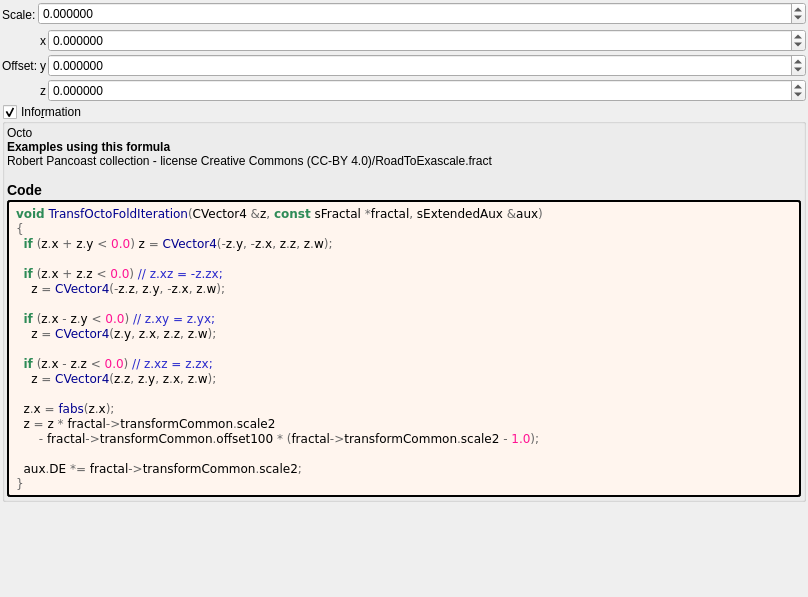
Before: the Qt Designer form mandelbulber2/formula/ui/transf_octo_fold.ui in buddhi1980/mandelbulber2, drawn with Qt 5.
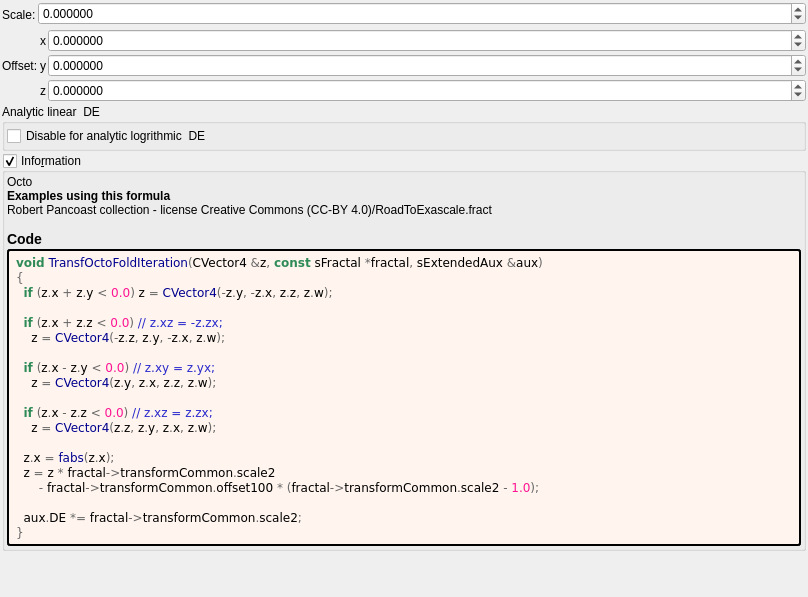
After: the same form once the commit is applied. Custom widgets are drawn as their Qt base class.

Diff of the .ui file:
```diff
--- a/mandelbulber2/formula/ui/transf_octo_fold.ui
+++ b/mandelbulber2/formula/ui/transf_octo_fold.ui
@@ -190,6 +190,34 @@
      </item>
     </layout>
    </item>
+   <item>
+    <widget class="QGroupBox" name="groupBox_4">
+     <property name="title">
+      <string>Analytic linear  DE</string>
+     </property>
+     <layout class="QVBoxLayout" name="verticalLayout_8">
+      <property name="leftMargin">
+       <number>2</number>
+      </property>
+      <property name="topMargin">
+       <number>2</number>
+      </property>
+      <property name="rightMargin">
+       <number>2</number>
+      </property>
+      <property name="bottomMargin">
+       <number>2</number>
+      </property>
+      <item>
+       <widget class="QCheckBox" name="checkBox_analyticDE_enabled">
+        <property name="text">
+         <string>Disable for analytic logrithmic  DE</string>
+        </property>
+       </widget>
+      </item>
+     </layout>
+    </widget>
+   </item>
    <item>
     <widget class="MyGroupBox" name="groupCheck_info">
      <property name="title">
@@ -294,17 +322,17 @@
   </layout>
  </widget>
  <customwidgets>
+  <customwidget>
+   <class>MyDoubleSpinBox</class>
+   <extends>QDoubleSpinBox</extends>
+   <header>my_double_spin_box.h</header>
+  </customwidget>
   <customwidget>
    <class>MyGroupBox</class>
    <extends>QGroupBox</extends>
    <header>my_group_box.h</header>
    <container>1</container>
   </customwidget>
-  <customwidget>
-   <class>MyDoubleSpinBox</class>
-   <extends>QDoubleSpinBox</extends>
-   <header>my_double_spin_box.h</header>
-  </customwidget>
  </customwidgets>
  <tabstops>
   <tabstop>spinbox_transf_scale_2</tabstop>
```
Left out of the diff: 2 changed lines with no effect on the pictures.
